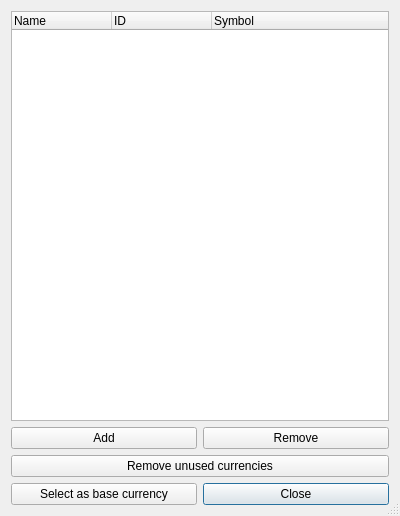
Qt form kmymoney/dialogs/kcurrencyeditdlg.ui (KDE/kmymoney) before a commit.
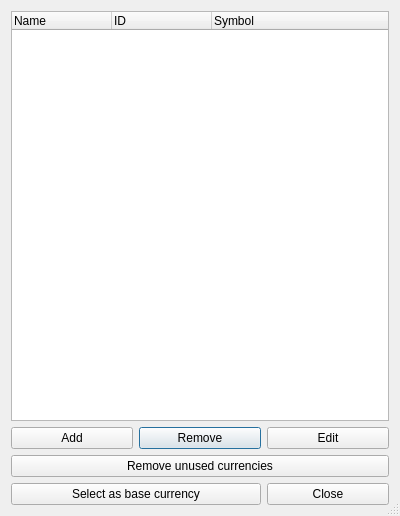
The same form after that commit. Icons and pictures are not drawn.

The edit to the form file:
```diff
--- a/kmymoney/dialogs/kcurrencyeditdlg.ui
+++ b/kmymoney/dialogs/kcurrencyeditdlg.ui
@@ -56,24 +56,6 @@
    </item>
    <item>
     <layout class="QGridLayout" name="gridLayout">
-     <item row="4" column="1">
-      <widget class="QPushButton" name="m_closeButton">
-       <property name="text">
-        <string>Close</string>
-       </property>
-      </widget>
-     </item>
-     <item row="2" column="0" colspan="2">
-      <widget class="QPushButton" name="m_removeUnusedCurrencyButton">
-       <property name="text">
-        <string>Remove unused currencies</string>
-       </property>
-       <property name="icon">
-        <iconset theme="edit-clear">
-         <normaloff>.</normaloff>.</iconset>
-       </property>
-      </widget>
-     </item>
      <item row="1" column="1">
       <widget class="QPushButton" name="m_removeCurrencyButton">
        <property name="text">
@@ -85,13 +67,6 @@
        </property>
       </widget>
      </item>
-     <item row="4" column="0">
-      <widget class="QPushButton" name="m_selectBaseCurrencyButton">
-       <property name="text">
-        <string>Select as base currency</string>
-       </property>
-      </widget>
-     </item>
      <item row="1" column="0">
       <widget class="QPushButton" name="m_addCurrencyButton">
        <property name="text">
@@ -103,6 +78,38 @@
        </property>
       </widget>
      </item>
+     <item row="1" column="2">
+      <widget class="QPushButton" name="m_editCurrencyButton">
+       <property name="text">
+        <string>Edit</string>
+       </property>
+      </widget>
+     </item>
+     <item row="2" column="0" colspan="3">
+      <widget class="QPushButton" name="m_removeUnusedCurrencyButton">
+       <property name="text">
+        <string>Remove unused currencies</string>
+       </property>
+       <property name="icon">
+        <iconset theme="edit-clear">
+         <normaloff>.</normaloff>.</iconset>
+       </property>
+      </widget>
+     </item>
+     <item row="4" column="2">
+      <widget class="QPushButton" name="m_closeButton">
+       <property name="text">
+        <string>Close</string>
+       </property>
+      </widget>
+     </item>
+     <item row="4" column="0" colspan="2">
+      <widget class="QPushButton" name="m_selectBaseCurrencyButton">
+       <property name="text">
+        <string>Select as base currency</string>
+       </property>
+      </widget>
+     </item>
     </layout>
    </item>
   </layout>
```
